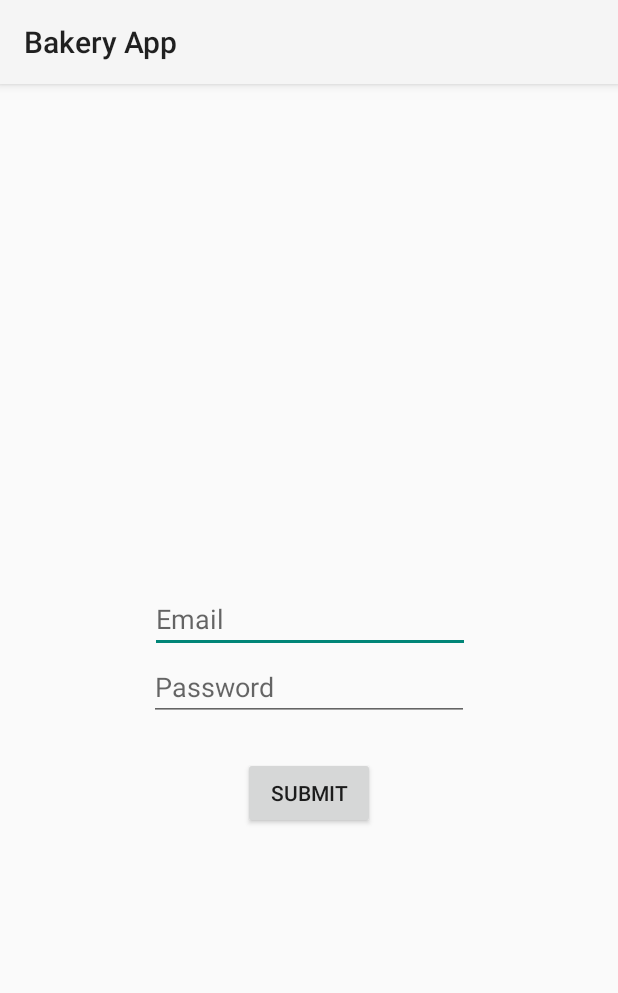
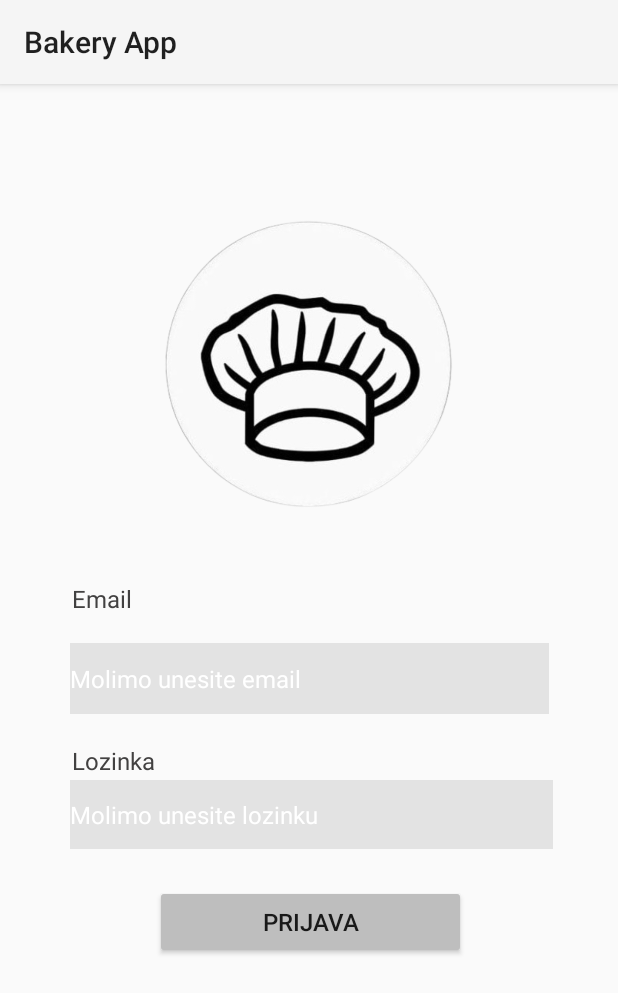
Before and after one commit to CaniTanushaj/RNMA, an Android app: the screen it shows after launch (MainActivity), on a phone screen of 412 x 824 dp. Shown: the top 993 px of the screen. Run offline under Robolectric (Android 15) with nearby library versions, the phone set to English and light mode, and no system bars; our stand-ins replace Firebase (no records; nobody signed in at launch, a user with empty details on screens opened directly).

Commit message:
change login added image

```diff
--- a/app/src/main/res/layout/activity_main.xml
+++ b/app/src/main/res/layout/activity_main.xml
@@ -6,40 +6,87 @@
     android:layout_height="match_parent"
     tools:context=".MainActivity">
 
-    <EditText
-        android:id="@+id/emailTxt"
-        android:layout_width="wrap_content"
-        android:layout_height="wrap_content"
-        android:ems="10"
-        android:hint="Email"
-        android:inputType="text"
-        app:layout_constraintBottom_toBottomOf="parent"
-        app:layout_constraintEnd_toEndOf="parent"
-        app:layout_constraintHorizontal_bias="0.502"
-        app:layout_constraintStart_toStartOf="parent"
-        app:layout_constraintTop_toTopOf="parent"
-        app:layout_constraintVertical_bias="0.462" />
 
     <EditText
         android:id="@+id/passwordTxt"
-        android:layout_width="wrap_content"
-        android:layout_height="wrap_content"
+        android:layout_width="322dp"
+        android:layout_height="46dp"
+        android:layout_marginTop="44dp"
+        android:background="#E3E3E3"
         android:ems="10"
-        android:hint="Password"
+        android:hint="Molimo unesite lozinku"
         android:inputType="text"
         android:password="true"
+        android:textColorHint="#FFFFFF"
+        android:textSize="16sp"
         app:layout_constraintEnd_toEndOf="parent"
+        app:layout_constraintHorizontal_bias="0.516"
         app:layout_constraintStart_toStartOf="parent"
         app:layout_constraintTop_toBottomOf="@+id/emailTxt" />
 
+    <TextView
+        android:id="@+id/passwordLabel"
+        android:layout_width="wrap_content"
+        android:layout_height="wrap_content"
+        android:layout_marginStart="48dp"
+        android:layout_marginTop="20dp"
+        android:text="Lozinka"
+        android:textColor="#424141"
+        android:textSize="16sp"
+        app:layout_constraintStart_toStartOf="parent"
+        app:layout_constraintTop_toBottomOf="@+id/emailTxt" />
+
+    <EditText
+        android:id="@+id/emailTxt"
+        android:layout_width="319dp"
+        android:layout_height="47dp"
+        android:background="#E3E3E3"
+        android:ems="10"
+        android:hint="Molimo unesite email"
+        android:inputType="text"
+        android:textColorHint="#FFFFFF"
+        android:textSize="16sp"
+        app:layout_constraintBottom_toBottomOf="parent"
+        app:layout_constraintEnd_toEndOf="parent"
+        app:layout_constraintStart_toStartOf="parent"
+        app:layout_constraintTop_toTopOf="parent"
+        app:layout_constraintVertical_bias="0.517" />
+
+    <TextView
+        android:id="@+id/emailLabel"
+        android:layout_width="wrap_content"
+        android:layout_height="wrap_content"
+        android:layout_marginStart="48dp"
+        android:layout_marginTop="332dp"
+        android:text="Email"
+        android:textColor="#424141"
+        android:textSize="16sp"
+        app:layout_constraintStart_toStartOf="parent"
+        app:layout_constraintTop_toTopOf="parent" />
+
     <Button
         android:id="@+id/loginBtn"
-        android:layout_width="wrap_content"
-        android:layout_height="wrap_content"
+        android:layout_width="207dp"
+        android:layout_height="49dp"
         android:layout_marginTop="24dp"
-        android:text="Submit"
+        android:backgroundTint="#BEBEBE"
+        android:text="Prijava"
+        android:textColorHighlight="#252424"
+        android:textColorLink="#494848"
+        android:textSize="16sp"
         app:layout_constraintEnd_toEndOf="parent"
+        app:layout_constraintHorizontal_bias="0.504"
         app:layout_constraintStart_toStartOf="parent"
         app:layout_constraintTop_toBottomOf="@+id/passwordTxt" />
 
+    <ImageView
+        android:id="@+id/imageView2"
+        android:layout_width="256dp"
+        android:layout_height="265dp"
+        app:layout_constraintBottom_toTopOf="@+id/emailTxt"
+        app:layout_constraintEnd_toEndOf="parent"
+        app:layout_constraintStart_toStartOf="parent"
+        app:layout_constraintTop_toTopOf="parent"
+        app:srcCompat="@drawable/_87103802_565470145264752_5911948296000355530_n_removebg_preview" />
+
 </androidx.constraintlayout.widget.ConstraintLayout>
```
Also changed, not shown: app/src/main/res/drawable/_87103802_565470145264752_5911948296000355530_n_removebg_preview.png (added).
